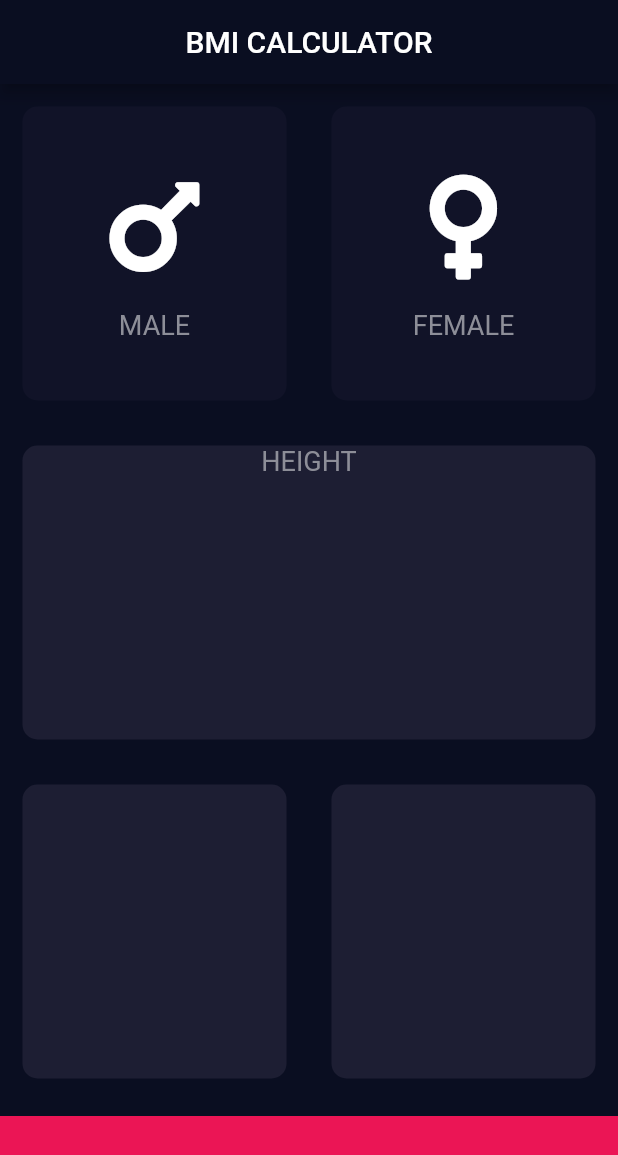
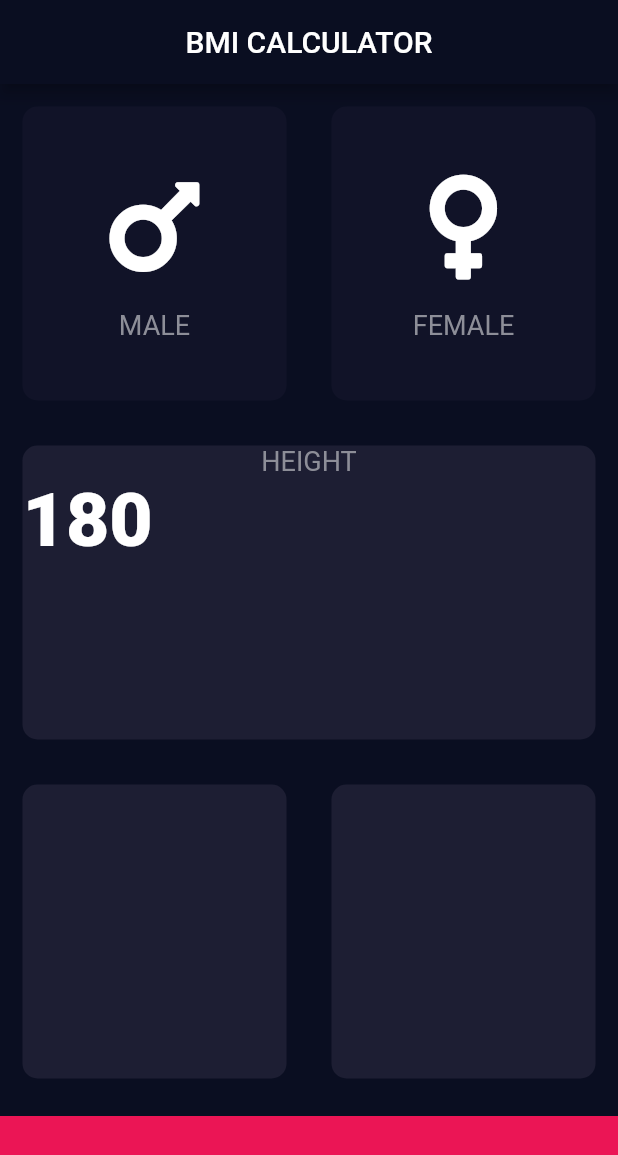
Before and after one commit to leetrent/bmi-calculator-flutter, a Flutter app: the screen it shows after launch, on a phone screen of 412 x 824 dp. Shown: the top 1155 px of the screen. Run offline on Flutter 3.47's test engine with Material 2 defaults, Android fonts, the phone set to English and light mode, and no system bars; our stand-ins replace font_awesome_flutter.

Commit message:
Creates and uses TextStyle constant named 'kNumberTextStyle'

```diff
--- a/lib/constants.dart
+++ b/lib/constants.dart
@@ -9,3 +9,8 @@ const kLabelTextStyle = TextStyle(
   fontSize: 18.0,
   color: Color(0xFF8D8E98),
 );
+
+const kNumberTextStyle = TextStyle(
+  fontSize: 50.0,
+  fontWeight: FontWeight.w900,
+);
--- a/lib/input_page.dart
+++ b/lib/input_page.dart
@@ -73,7 +73,15 @@ class _InputPageState extends State<InputPage> {
                   Text(
                     'HEIGHT',
                     style: kLabelTextStyle,
-                  )
+                  ),
+                  Row(
+                    children: <Widget>[
+                      Text(
+                        '180',
+                        style: kNumberTextStyle,
+                      ),
+                    ],
+                  ),
                 ],
               ),
             ),
```
